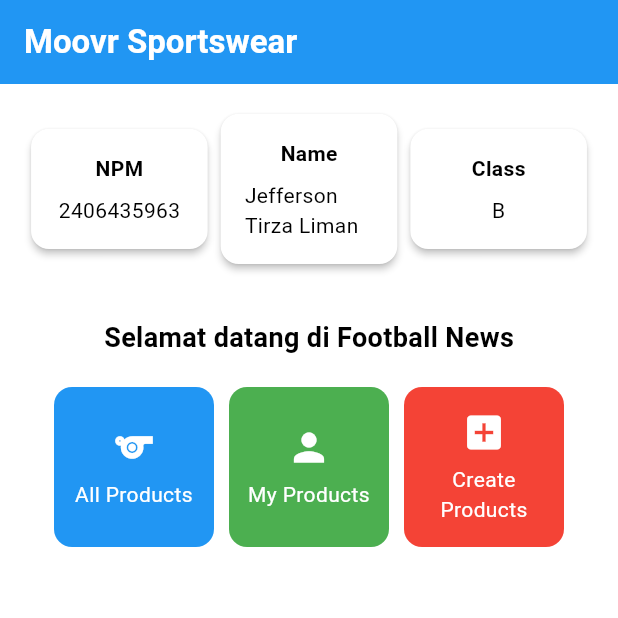
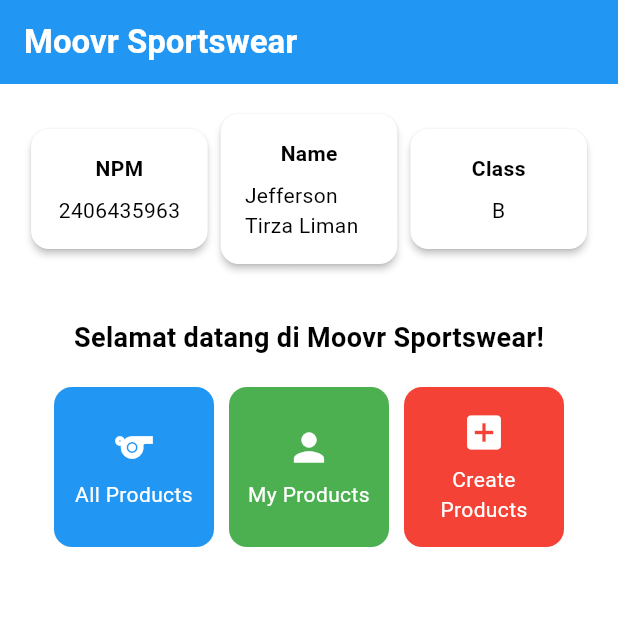
Before and after one commit to juvenile-coder/moovr-sportswear, a Flutter app: the screen it shows after launch, on a phone screen of 412 x 824 dp, the top half of it. Run offline on Flutter 3.47's test engine with Material 3 defaults, Android fonts, the phone set to English and light mode, and no system bars.

Commit message:
Revisi Minor TI7

```diff
--- a/lib/menu.dart
+++ b/lib/menu.dart
@@ -18,7 +18,7 @@
     return Scaffold(
       // AppBar adalah bagian atas halaman yang menampilkan judul.
       appBar: AppBar(
-        // Judul aplikasi "Football News" dengan teks putih dan tebal.
+        // Judul aplikasi "Moovr Sportswear" dengan teks putih dan tebal.
         title: const Text(
           'Moovr Sportswear',
           style: TextStyle(
@@ -59,7 +59,7 @@
                   const Padding(
                     padding: EdgeInsets.only(top: 16.0),
                     child: Text(
-                      'Selamat datang di Football News',
+                      'Selamat datang di Moovr Sportswear!',
                       style: TextStyle(
                         fontWeight: FontWeight.bold,
                         fontSize: 18.0,
```
